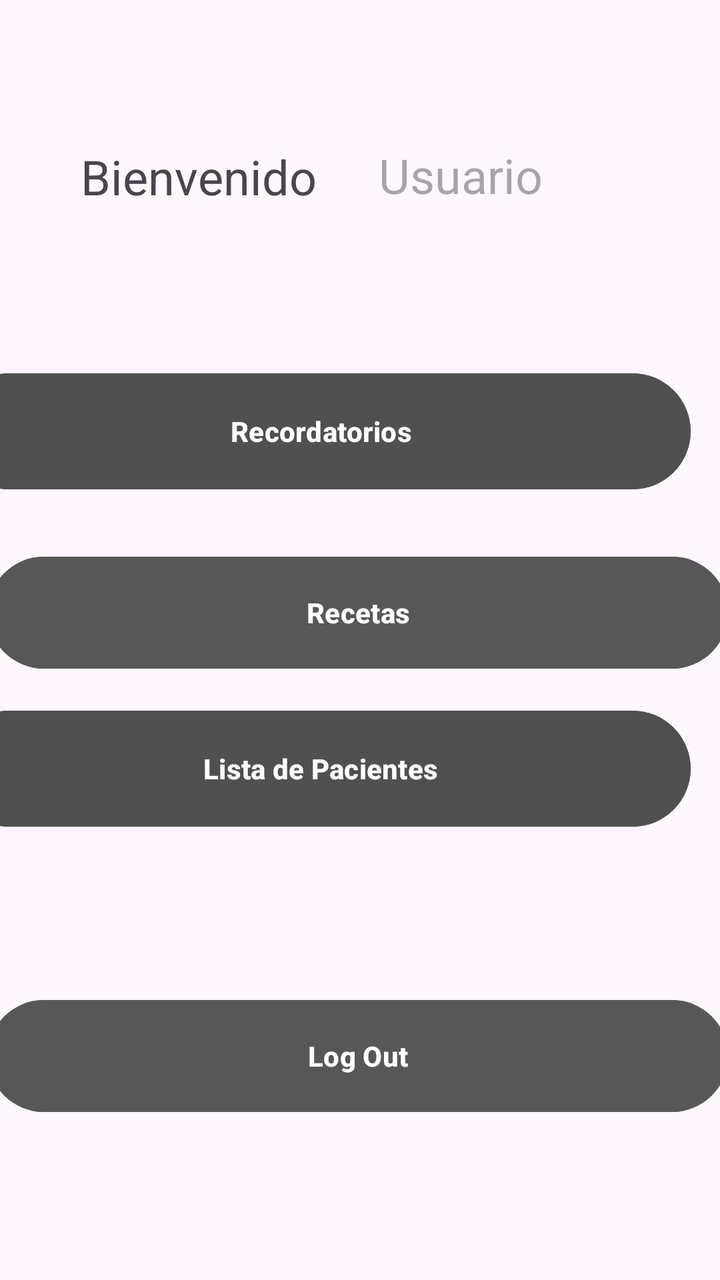
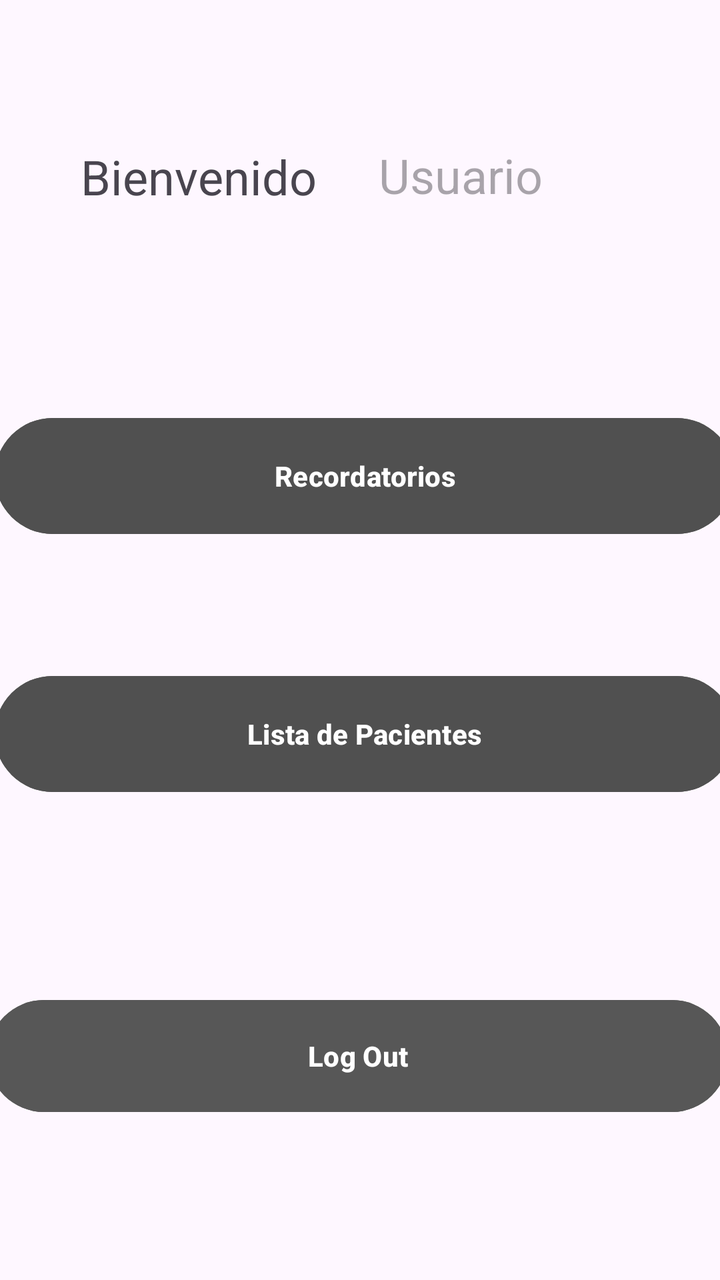

Screens rendered from an Android XML layout before and after an edit, with the pre-edit source and the edit as a unified diff.
<!-- AndroidManifest.xml: application theme Theme.MobilesVC -->
<!-- res/layout/main_menu_view.xml -->
<?xml version="1.0" encoding="utf-8"?>
<androidx.constraintlayout.widget.ConstraintLayout xmlns:android="http://schemas.android.com/apk/res/android"
    xmlns:app="http://schemas.android.com/apk/res-auto"
    xmlns:tools="http://schemas.android.com/tools"
    android:layout_width="match_parent"
    android:layout_height="match_parent"
    tools:layout_editor_absoluteX="-35dp"
    tools:layout_editor_absoluteY="186dp">

    <Button
        android:id="@+id/vRecordatorios"
        android:layout_width="370dp"
        android:layout_height="66dp"
        android:layout_marginStart="15dp"
        android:layout_marginEnd="15dp"
        android:backgroundTint="#505050"
        android:paddingVertical="14dp"
        android:text="Recordatorios"
        android:textStyle="bold"
        app:layout_constraintBottom_toBottomOf="parent"
        app:layout_constraintEnd_toEndOf="parent"
        app:layout_constraintHorizontal_bias="1.0"
        app:layout_constraintStart_toStartOf="parent"
        app:layout_constraintTop_toTopOf="parent"
        app:layout_constraintVertical_bias="0.318" />

    <Button
        android:id="@+id/vLogOut"
        android:layout_width="370dp"
        android:layout_height="64dp"
        android:layout_marginTop="48dp"
        android:layout_marginBottom="80dp"
        android:backgroundTint="#575757"
        android:paddingVertical="14dp"
        android:text="Log Out"
        android:textStyle="bold"
        app:layout_constraintBottom_toBottomOf="parent"
        app:layout_constraintEnd_toEndOf="parent"
        app:layout_constraintHorizontal_bias="0.658"
        app:layout_constraintStart_toStartOf="parent"
        app:layout_constraintTop_toBottomOf="@+id/etClave" />

    <Button
        android:id="@+id/vPacientes"
        android:layout_width="370dp"
        android:layout_height="66dp"
        android:layout_marginStart="15dp"
        android:layout_marginEnd="15dp"
        android:backgroundTint="#505050"
        android:paddingVertical="14dp"
        android:text="Lista de Pacientes"
        android:textStyle="bold"
        app:layout_constraintBottom_toBottomOf="parent"
        app:layout_constraintEnd_toEndOf="parent"
        app:layout_constraintHorizontal_bias="1.0"
        app:layout_constraintStart_toStartOf="parent"
        app:layout_constraintTop_toTopOf="parent"
        app:layout_constraintVertical_bias="0.612" />

    <Button
        android:id="@+id/vRecetas"
        android:layout_width="370dp"
        android:layout_height="64dp"
        android:backgroundTint="#575757"
        android:paddingVertical="14dp"
        android:text="Recetas"
        android:textStyle="bold"
        app:layout_constraintBottom_toBottomOf="parent"
        app:layout_constraintEnd_toEndOf="parent"
        app:layout_constraintHorizontal_bias="0.658"
        app:layout_constraintStart_toStartOf="parent"
        app:layout_constraintTop_toTopOf="parent"
        app:layout_constraintVertical_bias="0.476" />

    <TextView
        android:id="@+id/textView"
        android:layout_width="131dp"
        android:layout_height="33dp"
        android:layout_marginEnd="15dp"
        android:layout_marginBottom="128dp"
        android:text="Bienvenido"
        android:textSize="24sp"
        app:layout_constraintBottom_toBottomOf="parent"
        app:layout_constraintEnd_toEndOf="parent"
        app:layout_constraintHorizontal_bias="0.188"
        app:layout_constraintStart_toStartOf="parent"
        app:layout_constraintTop_toTopOf="parent"
        app:layout_constraintVertical_bias="0.15" />

    <TextView
        android:id="@+id/vCurrentUser"
        android:layout_width="157dp"
        android:layout_height="34dp"
        android:layout_marginStart="15dp"
        android:layout_marginBottom="128dp"
        android:hint="Usuario"
        android:textSize="24sp"
        app:layout_constraintBottom_toBottomOf="parent"
        app:layout_constraintEnd_toEndOf="parent"
        app:layout_constraintHorizontal_bias="0.172"
        app:layout_constraintStart_toEndOf="@+id/textView"
        app:layout_constraintTop_toTopOf="parent"
        app:layout_constraintVertical_bias="0.149" />

</androidx.constraintlayout.widget.ConstraintLayout>
<!-- resources referenced by this layout -->
<resources>
  <style name="Theme.MobilesVC" parent="Base.Theme.MobilesVC" />
  <style name="Base.Theme.MobilesVC" parent="Theme.Material3.DayNight.NoActionBar">
          
          
      </style>
</resources>

<!-- the commit's change to res/layout/main_menu_view.xml (unified diff, before → after) -->
@@ -12,17 +12,16 @@
         android:layout_width="370dp"
         android:layout_height="66dp"
         android:layout_marginStart="15dp"
+        android:layout_marginTop="100dp"
         android:layout_marginEnd="15dp"
         android:backgroundTint="#505050"
         android:paddingVertical="14dp"
         android:text="Recordatorios"
         android:textStyle="bold"
-        app:layout_constraintBottom_toBottomOf="parent"
         app:layout_constraintEnd_toEndOf="parent"
-        app:layout_constraintHorizontal_bias="1.0"
+        app:layout_constraintHorizontal_bias="0.454"
         app:layout_constraintStart_toStartOf="parent"
-        app:layout_constraintTop_toTopOf="parent"
-        app:layout_constraintVertical_bias="0.318" />
+        app:layout_constraintTop_toBottomOf="@+id/textView" />
 
     <Button
         android:id="@+id/vLogOut"
@@ -46,31 +45,34 @@
         android:layout_height="66dp"
         android:layout_marginStart="15dp"
         android:layout_marginEnd="15dp"
+        android:layout_marginBottom="240dp"
         android:backgroundTint="#505050"
         android:paddingVertical="14dp"
         android:text="Lista de Pacientes"
         android:textStyle="bold"
         app:layout_constraintBottom_toBottomOf="parent"
         app:layout_constraintEnd_toEndOf="parent"
-        app:layout_constraintHorizontal_bias="1.0"
-        app:layout_constraintStart_toStartOf="parent"
-        app:layout_constraintTop_toTopOf="parent"
-        app:layout_constraintVertical_bias="0.612" />
+        app:layout_constraintHorizontal_bias="0.454"
+        app:layout_constraintStart_toStartOf="parent" />
 
     <Button
         android:id="@+id/vRecetas"
         android:layout_width="370dp"
         android:layout_height="64dp"
+        android:layout_marginStart="15dp"
+        android:layout_marginTop="40dp"
+        android:layout_marginEnd="15dp"
+        android:layout_marginBottom="40dp"
         android:backgroundTint="#575757"
         android:paddingVertical="14dp"
         android:text="Recetas"
         android:textStyle="bold"
-        app:layout_constraintBottom_toBottomOf="parent"
+        app:layout_constraintBottom_toTopOf="@+id/vPacientes"
         app:layout_constraintEnd_toEndOf="parent"
-        app:layout_constraintHorizontal_bias="0.658"
+        app:layout_constraintHorizontal_bias="0.454"
         app:layout_constraintStart_toStartOf="parent"
-        app:layout_constraintTop_toTopOf="parent"
-        app:layout_constraintVertical_bias="0.476" />
+        app:layout_constraintTop_toBottomOf="@+id/vRecordatorios"
+        app:layout_constraintVertical_bias="0.0" />
 
     <TextView
         android:id="@+id/textView"
